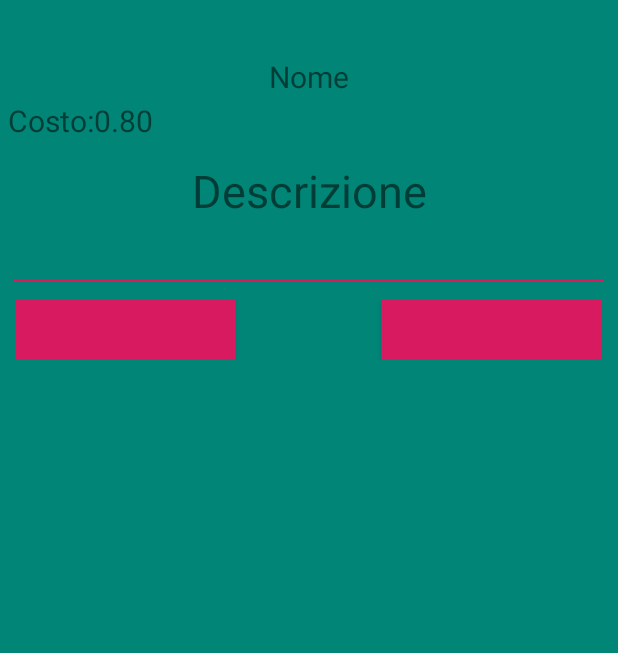
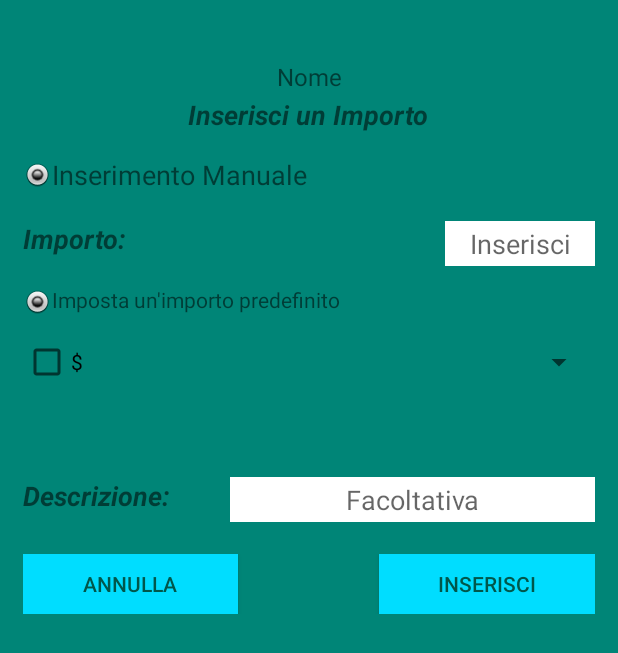
Before and after one commit to bigasp89/gestioneSpese, an Android app: the layout pop_up_layout_inserisci.xml on its own in the app's theme, with its tools: preview values and no code run, on a phone screen of 412 x 824 dp. Shown: the top 653 px of the screen. Run offline under Robolectric (Android 15) with nearby library versions, the phone set to English and light mode, and no system bars; Roboto replaces fonts that are not available here.

Commit message:
sviluppi del caiser

```diff
--- a/app/src/main/java/com/example/gestionespese/MainActivity.java
+++ b/app/src/main/java/com/example/gestionespese/MainActivity.java
@@ -28,22 +28,23 @@ public class MainActivity extends AppCompatActivity {
     GridView gridView;
     final String TAG = " Activity = Home page";
 
-    //inserimento valori in griglia spese e icone
-    String[] nomeCategoriaSpese = {
-            "Caffè",
-            "Casa",
-            "Giochi",
-            "Gelato",
-            "Telefono",
-            "Carta Regalo"};
-
-
-    int[] iconeCategorieSpese = {R.drawable.coffe_cup,
-            R.drawable.home_icon,
-            R.drawable.joypad,
-            R.drawable.ice_cream,
-            R.drawable.smartphone,
-            R.drawable.gift_card};
+//    //sorgente d dati gridView
+//    //inserimento valori in griglia spese e icone
+//    String[] nomeCategoriaSpese = {
+//            "Caffè",
+//            "Casa",
+//            "Giochi",
+//            "Gelato",
+//            "Telefono",
+//            "Carta Regalo"};
+//
+//
+//    int[] iconeCategorieSpese = {R.drawable.coffe_cup,
+//            R.drawable.home_icon,
+//            R.drawable.joypad,
+//            R.drawable.ice_cream,
+//            R.drawable.smartphone,
+//            R.drawable.gift_card};
 
     @Override
     protected void onCreate(Bundle savedInstanceState) {
@@ -74,32 +75,56 @@ public class MainActivity extends AppCompatActivity {
         //Gestione griglia categoria spese///
         //finding listview
         gridView = findViewById(R.id.gridview);
-        CustomAdapter customAdapter = new CustomAdapter();
+        final CustomAdapter customAdapter = new CustomAdapter() {
+            @Override
+            public View getView(int i, View view, ViewGroup viewGroup) {
+                View view1 = getLayoutInflater().inflate(R.layout.row_data,null);
+                //getting view in row_data
+                TextView name = view1.findViewById(R.id.nomeCategoriaSpese);
+                ImageView image = view1.findViewById(R.id.imagesCategoriaSpese);
+
+                name.setText(nomeCategoriaSpese[i]);
+                image.setImageResource(iconeCategorieSpese[i]);
+                return view1;
+
+            }
+        };
         gridView.setAdapter(customAdapter);
+
+
         gridView.setOnItemClickListener(new AdapterView.OnItemClickListener() {
             @Override
             public void onItemClick(AdapterView<?> adapterView, View view, int i, long l) {
 
-                Intent intent = new Intent(getApplicationContext(),GridItemActivity.class);
-                intent.putExtra("name",nomeCategoriaSpese[i]);
-                intent.putExtra("image",iconeCategorieSpese[i]);
+//                Intent intent = new Intent(getApplicationContext(),GridItemActivity.class);
+////                intent.putExtra("name",nomeCategoriaSpese[i]);
+////                intent.putExtra("image",iconeCategorieSpese[i]);
                 //Toast.makeText(getApplicationContext(),nomeCategoriaSpese[i],Toast.LENGTH_LONG).show();
+
                 AlertDialog.Builder mBuilder = new AlertDialog.Builder(MainActivity.this);
                 //infalte layout
                 View myView = getLayoutInflater().inflate(R.layout.pop_up_layout_inserisci,null);
                 final TextView titoloSpesa = (TextView) myView.findViewById(R.id.titoloCatergoriaPassed);
                 ImageView iconaCategoria = (ImageView) myView.findViewById(R.id.iconaSpesa);
-                Button bottone = (Button) myView.findViewById(R.id.btn_conferma);
+                Button bt_conferma = (Button) myView.findViewById(R.id.btn_conferma);
+                Button bt_annulla = (Button) myView.findViewById(R.id.btn_annulla);
 
                 //settiamo i valori all'interno del popUp
                 //dobbiamo passare, icona titolo
-                titoloSpesa.setText(nomeCategoriaSpese[i]);
-                iconaCategoria.setImageResource(iconeCategorieSpese[i]);
+                titoloSpesa.setText(customAdapter.nomeCategoriaSpese[i]);
+                iconaCategoria.setImageResource(customAdapter.iconeCategorieSpese[i]);
 
-                bottone.setOnClickListener(new View.OnClickListener() {
+                bt_conferma.setOnClickListener(new View.OnClickListener() {
                     @Override
                     public void onClick(View view) {
                         Toast.makeText(getApplicationContext(),"Conferma",Toast.LENGTH_LONG).show();
+                    }
+                });
+
+                bt_annulla.setOnClickListener(new View.OnClickListener() {
+                    @Override
+                    public void onClick(View view) {
+                        Toast.makeText(getApplicationContext(),"Annulla",Toast.LENGTH_LONG).show();
                     }
                 });
 
@@ -134,37 +159,4 @@ public class MainActivity extends AppCompatActivity {
 
      // END Gestione Menu e sue voci //
 
-
-
-    //TODO SPOSTARE IN UNA ALTRA CLASSE
-    //CUSTOM aDAPTER
-    private class CustomAdapter extends BaseAdapter {
-        @Override
-        public int getCount() {
-            return nomeCategoriaSpese.length;
-        }
-
-        @Override
-        public Object getItem(int i) {
-            return null;
-        }
-
-        @Override
-        public long getItemId(int i) {
-            return 0;
-        }
-
-        @Override
-        public View getView(int i, View view, ViewGroup viewGroup) {
-            View view1 = getLayoutInflater().inflate(R.layout.row_data,null);
-            //getting view in row_data
-            TextView name = view1.findViewById(R.id.nomeCategoriaSpese);
-            ImageView image = view1.findViewById(R.id.imagesCategoriaSpese);
-
-            name.setText(nomeCategoriaSpese[i]);
-            image.setImageResource(iconeCategorieSpese[i]);
-            return view1;
-
-        }
-    }
 }
--- a/app/src/main/res/layout/pop_up_layout_inserisci.xml
+++ b/app/src/main/res/layout/pop_up_layout_inserisci.xml
@@ -1,11 +1,12 @@
 <?xml version="1.0" encoding="utf-8"?>
 <LinearLayout xmlns:android="http://schemas.android.com/apk/res/android"
+    xmlns:tools="http://schemas.android.com/tools"
     android:id="@+id/tv_nome"
     android:layout_width="match_parent"
     android:layout_height="match_parent"
     android:background="@color/colorPrimary"
     android:orientation="vertical"
-    android:padding="5dp">
+    android:padding="10dp">
 
     <ImageView
         android:id="@+id/iconaSpesa"
@@ -18,47 +19,172 @@
         android:id="@+id/titoloCatergoriaPassed"
         android:layout_width="match_parent"
         android:layout_height="wrap_content"
-        android:layout_marginTop="2dp"
         android:gravity="center"
         android:text="@string/nomeCategoria"
-        android:textSize="20sp" />
+        android:textSize="16sp" />
+
+    <TextView
+        android:id="@+id/titoloImporto"
+        android:layout_width="wrap_content"
+        android:layout_height="30dp"
+        android:layout_marginTop="2dp"
+        android:text="Inserisci un Importo"
+        android:layout_gravity="center"
+        android:textSize="18sp"
+        android:textStyle="bold|italic" />
+
+    <!--Inserimento Manuale Titolo -->
     <LinearLayout
+        android:layout_width="match_parent"
+        android:layout_height="wrap_content"
+        android:orientation="horizontal"
+        android:padding="5dp">
+
+        <ImageView
             android:layout_width="wrap_content"
-            android:layout_height="40dp"
-            android:orientation="horizontal">
+            android:layout_height="wrap_content"
+            android:layout_marginTop="7dp"
+            tools:srcCompat="@android:drawable/radiobutton_on_background" />
+
+        <TextView
+            android:id="@+id/inserimentoManualeTitle"
+            android:layout_width="wrap_content"
+            android:layout_height="30dp"
+            android:layout_marginTop="2dp"
+            android:text="Inserimento Manuale"
+            android:textSize="18sp"
+            android:gravity="center"/>
+
+    </LinearLayout>
+
+
+    <!--INSERIMENTO IMPORTO MANUALE-->
+    <LinearLayout
+        android:layout_width="match_parent"
+        android:layout_height="wrap_content"
+        android:orientation="horizontal"
+        android:padding="5dp">
+
         <TextView
             android:id="@+id/titoloCosto"
+            android:layout_width="wrap_content"
+            android:layout_height="30dp"
+            android:layout_marginTop="2dp"
+            android:text="Importo:"
+            android:textSize="18sp"
+            android:textStyle="bold|italic" />
+
+        <View
+            android:layout_width="10dp"
+            android:layout_height="0dp"
+            android:layout_weight="1"
+            android:layout_marginTop="5dp"/>
+
+        <EditText
+            android:id="@+id/et_importoValue"
+            style="@style/Widget.AppCompat.AutoCompleteTextView"
+            android:layout_width="100dp"
+            android:layout_height="30dp"
+            android:layout_marginTop="5dp"
+            android:background="@android:color/background_light"
+            android:gravity="center"
+            android:hint="Inserisci"
+            android:inputType="number" />
+    </LinearLayout>
+
+    <LinearLayout
+        android:layout_width="match_parent"
+        android:layout_height="wrap_content"
+        android:orientation="horizontal"
+        android:padding="5dp">
+    <!--SELEZONE RAPIDA -->
+    <ImageView
+        android:layout_width="wrap_content"
+        android:layout_height="wrap_content"
+        android:layout_marginTop="3dp"
+        tools:srcCompat="@android:drawable/radiobutton_on_background" />
+
+        <TextView
+            android:id="@+id/selezioneRapida"
             android:layout_width="match_parent"
             android:layout_height="wrap_content"
             android:layout_marginTop="2dp"
-                android:text="Costo:"
-                android:textSize="20sp"/>
-            <TextView
-                android:id="@+id/costoValue"
+            android:text="Imposta un'importo predefinito"
+            android:textSize="14sp" />
+    </LinearLayout>
+
+    <LinearLayout
         android:layout_width="match_parent"
         android:layout_height="wrap_content"
-                android:layout_marginTop="2dp"
-                android:text="0.80"
-                android:textSize="20sp"/>
+        android:orientation="horizontal"
+        android:padding="5dp">
+
+        <CheckBox
+            android:layout_width="50dp"
+            android:layout_height="40dp"
+            android:text="$" />
+
+
+        <Spinner
+            android:id="@+id/et_importoPredefinito"
+            android:layout_width="match_parent"
+            android:layout_height="40dp" />
     </LinearLayout>
+
+
+    <View
+        android:layout_width="40dp"
+        android:layout_height="30dp"
+        android:layout_marginTop="8dp">
+
+    </View>
+    <!--Descrizione -->
+    <LinearLayout
+        android:layout_width="match_parent"
+        android:layout_height="wrap_content"
+        android:orientation="horizontal"
+        android:padding="5dp">
 
         <TextView
             android:id="@+id/descrizione"
-        android:layout_width="match_parent"
-        android:layout_height="wrap_content"
-        android:layout_marginTop="2dp"
-        android:gravity="center"
-        android:text="Descrizione"
-        android:textSize="30sp" />
+            android:layout_width="wrap_content"
+            android:layout_height="30dp"
+            android:layout_marginTop="5dp"
+            android:gravity="start"
+            android:text="Descrizione:"
+            android:textSize="18sp"
+            android:textStyle="bold|italic" />
+
+
+        <View
+            android:layout_width="40dp"
+            android:layout_height="30dp"
+            android:layout_marginTop="8dp">
+
+        </View>
 
         <EditText
             android:id="@+id/descrizioneEdiText"
             android:layout_width="match_parent"
+            android:layout_height="30dp"
+            android:layout_marginTop="8dp"
+            android:background="@android:color/background_light"
+            android:gravity="center"
+            android:hint="Facoltativa" />
+
+    </LinearLayout>
+
+    <LinearLayout
+        android:layout_width="match_parent"
         android:layout_height="wrap_content"
-        android:layout_marginTop="2dp"
-        android:gravity="center"
-        />
+        android:orientation="horizontal"
+        android:padding="5dp">
 
+
+    </LinearLayout>
+
+
+    <!--Bottoni INSERISCI e ANNULLA -->
             <LinearLayout
                 android:layout_width="match_parent"
                 android:layout_height="wrap_content"
@@ -70,9 +196,8 @@
                     android:layout_width="60dp"
                     android:layout_height="40dp"
                     android:layout_weight="1"
-                    android:background="@color/colorAccent"
-                    android:padding="20dp"
-                    android:text="@string/annulla_btn"
+                    android:background="@android:color/holo_blue_bright"
+                    android:text="Annulla"
                     android:textColor="@color/colorPrimaryDark" />
 
                 <View
@@ -80,14 +205,14 @@
                     android:layout_height="0dp"
                     android:layout_weight="1"
                     />
+
                 <Button
                     android:id="@+id/btn_conferma"
                     android:layout_width="60dp"
                     android:layout_height="40dp"
                     android:layout_weight="1"
-                    android:background="@color/colorAccent"
-                    android:padding="20dp"
-                    android:text="@string/btn_conferma"
+                    android:background="@android:color/holo_blue_bright"
+                    android:text="Inserisci"
                     android:textColor="@color/colorPrimaryDark" />
             </LinearLayout>
 
--- a/app/src/main/res/values/strings.xml
+++ b/app/src/main/res/values/strings.xml
@@ -6,7 +6,6 @@
     <string name="entrate">Entrate</string>
     <string name="saldoValue">30$</string>
     <string name="home_page">Home Page</string>
-    <string name="annulla_btn">Annulla</string>
     <string name="nomeCategoria">Nome</string>
     <string name="btn_conferma">Conferma</string>
     <string name="currentData">Data</string>
--- /dev/null
+++ b/app/src/main/res/values/valoriSpinner.xml
@@ -0,0 +1,15 @@
+<?xml version="1.0" encoding="utf-8"?>
+<resources>
+    <string-array name="valoriSpinner">
+        <item>0.10</item>
+        <item>0.20</item>
+        <item>0.30</item>
+        <item>0.40</item>
+        <item>0.50</item>
+        <item>0.60</item>
+        <item>0.70</item>
+        <item>0.80</item>
+    </string-array>
+
+
+</resources>
```
Lines whose indentation alone changed are shown as unchanged.
